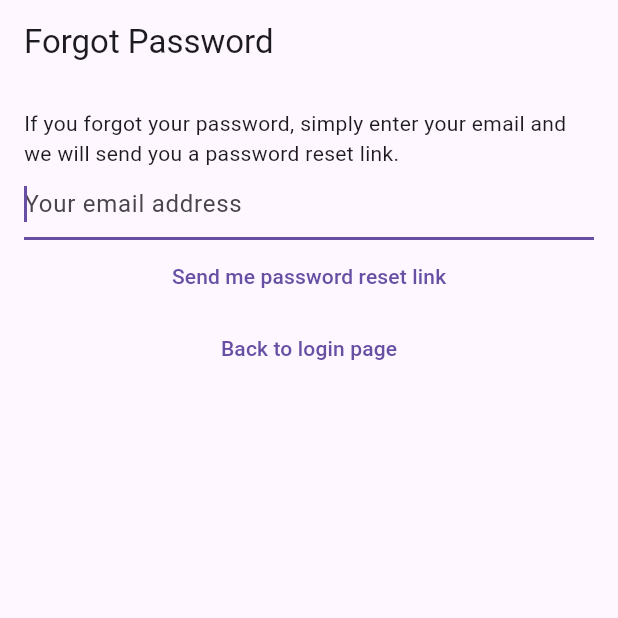
After one commit to AbhimanyuKapoor/SafeRoute, a Flutter app: the screen it shows after launch, after a tap on "Forgot Password?", on a phone screen of 412 x 824 dp, the top half of it. The commit adds this screen. Run offline on Flutter 3.47's test engine with Material 3 defaults, Android fonts, the phone set to English and light mode, and no system bars; our stand-ins replace bloc, equatable, firebase_auth, firebase_core, flutter_bloc, flutter_dotenv and 3 more; missing offline and left inert: flutter_polyline_points; accounts and stored records are empty; network calls fail.

Commit message:
Migrating to bloc architecture

```diff
--- /dev/null
+++ b/mobile/saferoute/lib/constants/routes.dart
@@ -0,0 +1 @@
+const mapViewRoute = '/map-view/';
--- /dev/null
+++ b/mobile/saferoute/lib/helpers/loading/loading_screen_controller.dart
@@ -0,0 +1,12 @@
+import 'package:flutter/material.dart';
+
+typedef CloseLoadingScreen = bool Function();
+typedef UpdateLoadingScreen = bool Function(String text);
+
+@immutable
+class LoadingScreenController {
+  final CloseLoadingScreen close;
+  final UpdateLoadingScreen update;
+
+  const LoadingScreenController({required this.close, required this.update});
+}
--- a/mobile/saferoute/lib/main.dart
+++ b/mobile/saferoute/lib/main.dart
@@ -1,6 +1,17 @@
 import 'package:flutter/material.dart';
+import 'package:flutter_bloc/flutter_bloc.dart';
 import 'package:flutter_dotenv/flutter_dotenv.dart';
+import 'package:saferoute/constants/routes.dart';
+import 'package:saferoute/helpers/loading/loading_screen.dart';
+import 'package:saferoute/services/auth/bloc/auth_bloc.dart';
+import 'package:saferoute/services/auth/bloc/auth_event.dart';
+import 'package:saferoute/services/auth/bloc/auth_state.dart';
+import 'package:saferoute/services/auth/firebase_auth_provider.dart';
+import 'package:saferoute/views/forgot_password_view.dart';
+import 'package:saferoute/views/login_view.dart';
 import 'package:saferoute/views/map_view.dart';
+import 'package:saferoute/views/register_view.dart';
+import 'package:saferoute/views/verify_email_view.dart';
 
 void main() async {
   WidgetsFlutterBinding.ensureInitialized();
@@ -9,7 +20,47 @@ void main() async {
     MaterialApp(
       title: 'Flutter Demo',
       theme: ThemeData(primarySwatch: Colors.blue),
-      home: const MapView(),
+      home: BlocProvider<AuthBloc>(
+        create: (context) => AuthBloc(FirebaseAuthProvider()),
+        child: const HomePage(),
+      ),
+      routes: {mapViewRoute: (context) => const MapView()},
     ),
   );
 }
+
+class HomePage extends StatelessWidget {
+  const HomePage({super.key});
+
+  @override
+  Widget build(BuildContext context) {
+    context.read<AuthBloc>().add(const AuthEventInitialise());
+    return BlocConsumer<AuthBloc, AuthState>(
+      listener: (context, state) {
+        if (state.isLoading) {
+          LoadingScreen().show(
+            context: context,
+            text: state.loadingText ?? 'Please wait a momment',
+          );
+        } else {
+          LoadingScreen().hide();
+        }
+      },
+      builder: (context, state) {
+        if (state is AuthStateLoggedIn) {
+          return const MapView();
+        } else if (state is AuthStateNeedsverification) {
+          return const VerifyEmailView();
+        } else if (state is AuthStateLoggedOut) {
+          return const LoginView();
+        } else if (state is AuthStateRegsitering) {
+          return const RegisterView();
+        } else if (state is AuthStateForgotPassword) {
+          return const ForgotPasswordView();
+        } else {
+          return const Scaffold(body: CircularProgressIndicator());
+        }
+      },
+    );
+  }
+}
--- a/mobile/saferoute/lib/services/auth/bloc/auth_state.dart
+++ b/mobile/saferoute/lib/services/auth/bloc/auth_state.dart
@@ -1,3 +1,4 @@
+import 'package:equatable/equatable.dart';
 import 'package:flutter/material.dart' show immutable;
 import 'package:saferoute/services/auth/auth_user.dart';
 
--- /dev/null
+++ b/mobile/saferoute/lib/views/forgot_password_view.dart
@@ -0,0 +1,87 @@
+import 'package:flutter/material.dart';
+import 'package:flutter_bloc/flutter_bloc.dart';
+import 'package:saferoute/services/auth/bloc/auth_bloc.dart';
+import 'package:saferoute/services/auth/bloc/auth_event.dart';
+import 'package:saferoute/services/auth/bloc/auth_state.dart';
+import 'package:saferoute/utilities/dialogs/error_dialog.dart';
+import 'package:saferoute/utilities/dialogs/password_reset_email_sent_dialog.dart';
+
+class ForgotPasswordView extends StatefulWidget {
+  const ForgotPasswordView({super.key});
+
+  @override
+  State<ForgotPasswordView> createState() => _ForgotPasswordViewState();
+}
+
+class _ForgotPasswordViewState extends State<ForgotPasswordView> {
+  late final TextEditingController _controller;
+
+  @override
+  void initState() {
+    _controller = TextEditingController();
+    super.initState();
+  }
+
+  @override
+  void dispose() {
+    _controller.dispose();
+    super.dispose();
+  }
+
+  @override
+  Widget build(BuildContext context) {
+    return BlocListener<AuthBloc, AuthState>(
+      listener: (context, state) async {
+        if (state is AuthStateForgotPassword) {
+          if (state.hasSentEmail) {
+            _controller.clear();
+            await showPasswordResetSentDialog(context);
+          }
+          if (state.exception != null) {
+            await showErrorDialog(
+              context,
+              'We could not process your request, Please make sure you are a registered user by going back one step',
+            );
+          }
+        }
+      },
+      child: Scaffold(
+        appBar: AppBar(title: const Text('Forgot Password')),
+        body: Padding(
+          padding: const EdgeInsets.all(16.0),
+          child: Column(
+            children: [
+              const Text(
+                'If you forgot your password, simply enter your email and we will send you a password reset link.',
+              ),
+              TextField(
+                controller: _controller,
+                decoration: const InputDecoration(
+                  hintText: 'Your email address',
+                ),
+                keyboardType: TextInputType.emailAddress,
+                autocorrect: false,
+                autofocus: true,
+              ),
+              TextButton(
+                onPressed: () {
+                  final email = _controller.text;
+                  context.read<AuthBloc>().add(
+                    AuthEventForgotPassword(email: email),
+                  );
+                },
+                child: const Text('Send me password reset link'),
+              ),
+              TextButton(
+                onPressed: () {
+                  context.read<AuthBloc>().add(const AuthEventLogout());
+                },
+                child: const Text('Back to login page'),
+              ),
+            ],
+          ),
+        ),
+      ),
+    );
+  }
+}
--- a/mobile/saferoute/lib/views/login_view.dart
+++ b/mobile/saferoute/lib/views/login_view.dart
@@ -1,4 +1,10 @@
 import 'package:flutter/material.dart';
+import 'package:flutter_bloc/flutter_bloc.dart';
+import 'package:saferoute/services/auth/auth_exceptions.dart';
+import 'package:saferoute/services/auth/bloc/auth_bloc.dart';
+import 'package:saferoute/services/auth/bloc/auth_event.dart';
+import 'package:saferoute/services/auth/bloc/auth_state.dart';
+import 'package:saferoute/utilities/dialogs/error_dialog.dart';
 
 class LoginView extends StatefulWidget {
   const LoginView({super.key});
@@ -27,7 +33,19 @@ class _LoginViewState extends State<LoginView> {
 
   @override
   Widget build(BuildContext context) {
-    return Scaffold(
+    return BlocListener<AuthBloc, AuthState>(
+      listener: (context, state) async {
+        if (state is AuthStateLoggedOut) {
+          if (state.exception is UserNotFoundAuthException) {
+            await showErrorDialog(context, 'User Not Found');
+          } else if (state.exception is WrongPasswordAuthException) {
+            await showErrorDialog(context, 'Wrong Credentials');
+          } else if (state.exception is GenericAuthException) {
+            await showErrorDialog(context, 'Authentication error');
+          }
+        }
+      },
+      child: Scaffold(
         appBar: AppBar(title: const Text('Login')),
         body: Padding(
           padding: const EdgeInsets.all(16.0),
@@ -35,34 +53,44 @@ class _LoginViewState extends State<LoginView> {
             children: [
               TextField(
                 controller: _email,
-              keyboardType: TextInputType.emailAddress,
                 enableSuggestions: false,
                 autocorrect: false,
+                keyboardType: TextInputType.emailAddress,
                 decoration: const InputDecoration(
-                hintText: 'Enter your email address',
+                  hintText: 'Enter your email here',
                 ),
               ),
               TextField(
                 controller: _password,
+                obscureText: true,
                 enableSuggestions: false,
                 autocorrect: false,
-              obscureText: true,
                 decoration: const InputDecoration(
-                hintText: 'Enter your password',
+                  hintText: 'Enter your password here',
                 ),
               ),
-            Center(
-              child: Column(
-                children: [
-                  TextButton(onPressed: () {}, child: const Text('Login')),
               TextButton(
-                    onPressed: () {},
-                    child: const Text('New User? Register Here'),
+                onPressed: () async {
+                  final email = _email.text;
+                  final password = _password.text;
+                  context.read<AuthBloc>().add(AuthEventLogin(email, password));
+                },
+                child: const Text('Login'),
+              ),
+              TextButton(
+                onPressed: () {
+                  context.read<AuthBloc>().add(AuthEventForgotPassword());
+                },
+                child: const Text('Forgot Password?'),
+              ),
+              TextButton(
+                onPressed: () {
+                  context.read<AuthBloc>().add(const AuthEventShouldRegister());
+                },
+                child: const Text('Not registered yet? Register here!'),
               ),
             ],
           ),
-            ),
-          ],
         ),
       ),
     );
--- a/mobile/saferoute/lib/views/register_view.dart
+++ b/mobile/saferoute/lib/views/register_view.dart
@@ -1,4 +1,10 @@
 import 'package:flutter/material.dart';
+import 'package:flutter_bloc/flutter_bloc.dart';
+import 'package:saferoute/services/auth/auth_exceptions.dart';
+import 'package:saferoute/services/auth/bloc/auth_bloc.dart';
+import 'package:saferoute/services/auth/bloc/auth_event.dart';
+import 'package:saferoute/services/auth/bloc/auth_state.dart';
+import 'package:saferoute/utilities/dialogs/error_dialog.dart';
 
 class RegisterView extends StatefulWidget {
   const RegisterView({super.key});
@@ -20,43 +26,76 @@ class _RegisterViewState extends State<RegisterView> {
 
   @override
   void dispose() {
-    _email = TextEditingController();
-    _password = TextEditingController();
+    _email.dispose();
+    _password.dispose();
     super.dispose();
   }
 
   @override
   Widget build(BuildContext context) {
-    return Scaffold(
-      appBar: AppBar(title: const Text('Register')),
+    return BlocListener<AuthBloc, AuthState>(
+      listener: (context, state) async {
+        if (state is AuthStateRegsitering) {
+          if (state.exception is WeakPasswordAuthException) {
+            await showErrorDialog(context, 'Weak Password');
+          } else if (state.exception is EmailAlreadyInUseAuthException) {
+            await showErrorDialog(context, 'Email AlreadyInUseException');
+          } else if (state.exception is GenericAuthException) {
+            await showErrorDialog(context, 'Failed to Register');
+          } else if (state.exception is InvalidEmailAuthException) {
+            await showErrorDialog(context, 'Invalid email');
+          }
+        }
+      },
+      child: Scaffold(
+        appBar: AppBar(title: const Text('Register View')),
         body: Padding(
           padding: const EdgeInsets.all(16.0),
           child: Column(
+            crossAxisAlignment: CrossAxisAlignment.start,
             children: [
               TextField(
                 controller: _email,
-              keyboardType: TextInputType.emailAddress,
                 enableSuggestions: false,
                 autocorrect: false,
+                keyboardType: TextInputType.emailAddress,
                 decoration: const InputDecoration(
-                hintText: 'Enter your email address',
+                  hintText: 'Enter your email here',
                 ),
               ),
               TextField(
                 controller: _password,
+                obscureText: true,
                 enableSuggestions: false,
                 autocorrect: false,
-              obscureText: true,
                 decoration: const InputDecoration(
-                hintText: 'Enter your password',
+                  hintText: 'Enter your password here',
                 ),
               ),
-            TextButton(onPressed: () {}, child: const Text('Register')),
+              Center(
+                child: Column(
+                  children: [
                     TextButton(
-              onPressed: () {},
-              child: const Text('Already Registered? Login Here'),
+                      onPressed: () async {
+                        final email = _email.text;
+                        final password = _password.text;
+                        context.read<AuthBloc>().add(
+                          AuthEventRegsiter(email, password),
+                        );
+                      },
+                      child: const Text('Register'),
+                    ),
+                    TextButton(
+                      onPressed: () {
+                        context.read<AuthBloc>().add(const AuthEventLogout());
+                      },
+                      child: const Text('Aready Registered? Login Here'),
                     ),
                   ],
+                ),
+              ),
+            ],
+          ),
         ),
       ),
     );
--- a/mobile/saferoute/pubspec.yaml
+++ b/mobile/saferoute/pubspec.yaml
@@ -46,6 +46,7 @@ dependencies:
   flutter_dotenv: ^6.0.0
   bloc: ^9.1.0
   flutter_bloc: ^9.1.1
+  equatable: ^2.0.7
 
 dev_dependencies:
   flutter_test:
```
Also changed, not shown: mobile/saferoute/lib/helpers/loading/loading_screen.dart (added, +98 -0 lines), mobile/saferoute/lib/views/map_view.dart (+14 -1 lines), mobile/saferoute/lib/views/verify_email_view.dart (+29 -35 lines), mobile/saferoute/pubspec.lock. Lines whose indentation alone changed are shown as unchanged.
